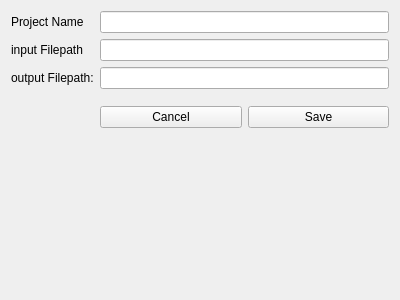
Above: CiaicMemorias/ProjectEditor.ui from irgNemo/oscarMariscal before the change. Below: the same form after it.
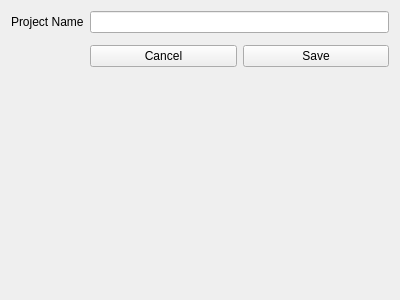
That is the form after the change.

Commit message: Projects can be saved now, and csvFileReader now reads headers, also stadistics now works

What changed in the file:
```diff
--- a/CiaicMemorias/ProjectEditor.ui
+++ b/CiaicMemorias/ProjectEditor.ui
@@ -31,33 +31,23 @@
        <item row="0" column="1">
         <widget class="QLineEdit" name="projectNameLineEdit"/>
        </item>
-       <item row="1" column="0">
-        <widget class="QLabel" name="inputFileLabel">
-         <property name="text">
-          <string>input Filepath</string>
-         </property>
-         <property name="buddy">
-          <cstring>inputFileLineEdit</cstring>
-         </property>
-        </widget>
-       </item>
        <item row="1" column="1">
-        <widget class="QLineEdit" name="inputFileLineEdit"/>
-       </item>
-       <item row="2" column="0">
-        <widget class="QLabel" name="outputFileLabel">
-         <property name="text">
-          <string>output Filepath:</string>
+        <spacer name="verticalSpacer">
+         <property name="orientation">
+          <enum>Qt::Vertical</enum>
          </property>
-         <property name="buddy">
-          <cstring>outputFileLineEdit</cstring>
+         <property name="sizeType">
+          <enum>QSizePolicy::Preferred</enum>
          </property>
-        </widget>
+         <property name="sizeHint" stdset="0">
+          <size>
+           <width>0</width>
+           <height>0</height>
+          </size>
+         </property>
+        </spacer>
        </item>
        <item row="2" column="1">
-        <widget class="QLineEdit" name="outputFileLineEdit"/>
-       </item>
-       <item row="4" column="1">
         <layout class="QHBoxLayout" name="horizontalLayout">
          <item>
           <widget class="QPushButton" name="cancelButton">
@@ -75,16 +65,6 @@
          </item>
         </layout>
        </item>
-       <item row="3" column="1">
-        <spacer name="verticalSpacer">
-         <property name="orientation">
-          <enum>Qt::Vertical</enum>
-         </property>
-         <property name="sizeType">
-          <enum>QSizePolicy::Preferred</enum>
-         </property>
-        </spacer>
-       </item>
       </layout>
      </item>
     </layout>
```
The commit also changes 22 other files.
